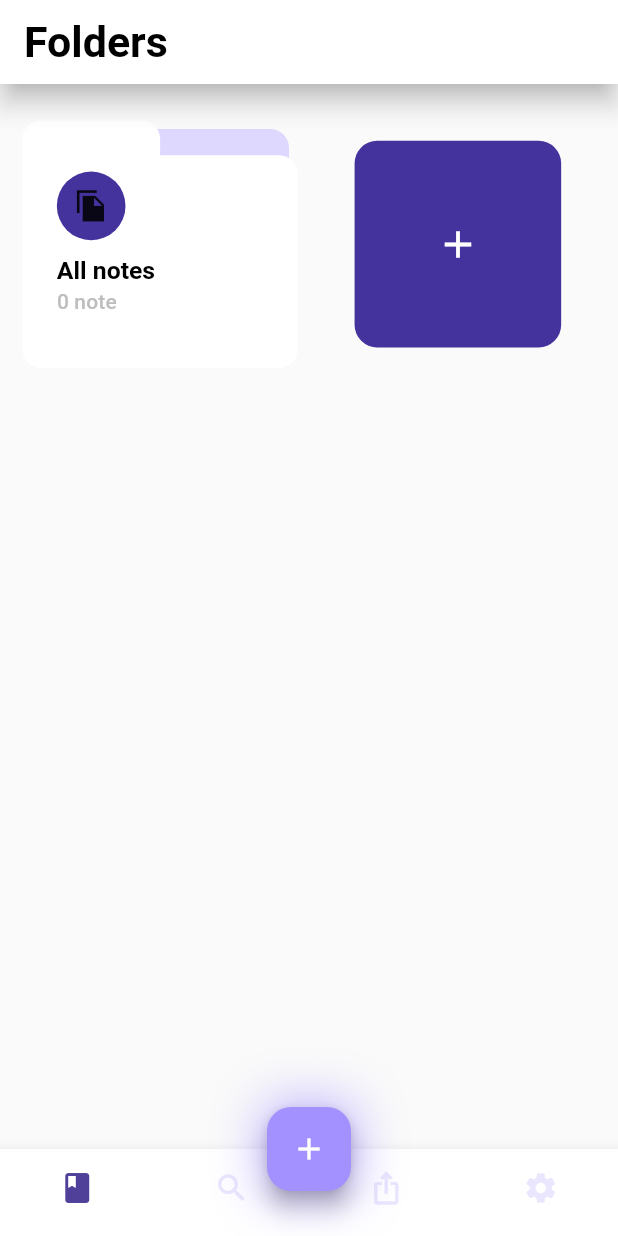
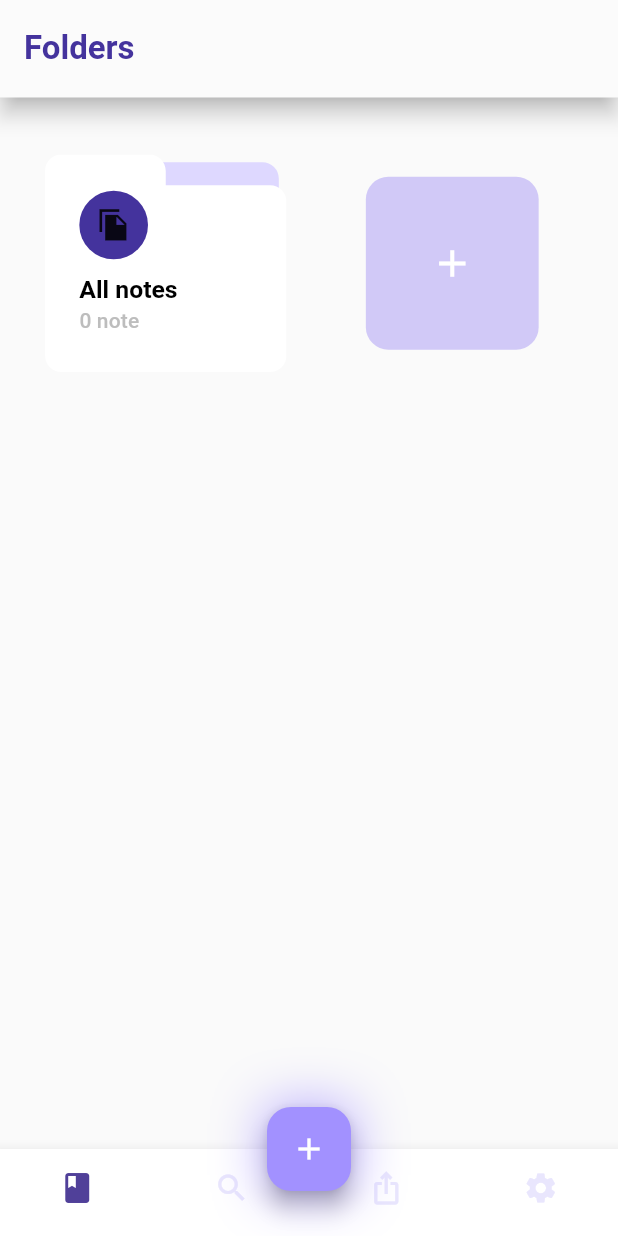
Before and after one commit to Mman7/Notely, a Flutter app: the screen it shows after launch, on a phone screen of 412 x 824 dp. Run offline on Flutter 3.47's test engine with Material 3 defaults, Android fonts, the phone set to English and light mode, and no system bars; drawn by our look-alikes of toastification; our stand-ins replace flutter_screenutil, flutter_svg, gap, hexcolor, objectbox; missing offline and left inert: connectme, flutter_quill, network_info_plus, window_manager; generated files the repository leaves out were written again.

Commit message:
adjusted ui size and style

```diff
--- a/lib/src/section/folder_list_view.dart
+++ b/lib/src/section/folder_list_view.dart
@@ -18,40 +18,39 @@ class FolderListView extends StatelessWidget {
 
     int checkScreen() {
       DeviceType deviceType = context.read<AppProvider>().getDeviceType();
-      if (ScreenUtil().screenWidth > 1500) return 7;
+      if (ScreenUtil().screenWidth > 1400) return 7;
       if (deviceType == DeviceType.mobile) return 2;
-      if (deviceType == DeviceType.tablet) return 3;
+      if (deviceType == DeviceType.tablet) return 4;
       if (deviceType == DeviceType.windows) return 5;
       return 2;
     }
 
-    return Scaffold(
+    return ClipRRect(
+      child: Scaffold(
         appBar: AppBar(
+          toolbarHeight: 65,
           title: Text(
             'Folders',
             style: TextStyle(
-              color: Colors.black,
-              fontSize: 25.sp,
+                color: Theme.of(context).colorScheme.secondary,
                 fontWeight: FontWeight.bold),
           ),
-        elevation: 7, // Adds shadow
+          elevation: 6, // Adds shadow
+          backgroundColor: Theme.of(context).colorScheme.surface,
           surfaceTintColor: Colors.white,
-        backgroundColor: Colors.white,
           shadowColor: Colors.black, // Optional: customize shadow color
         ),
         body: Container(
-        padding: const EdgeInsets.all(15),
-        decoration: BoxDecoration(
           color: Theme.of(context).colorScheme.surface,
-        ),
+          padding: const EdgeInsets.all(30),
           child: SizedBox(
-          height: ScreenUtil().screenHeight * 0.85,
+            // height: ScreenUtil().screenHeight * 0.85,
             child: GridView.builder(
                 shrinkWrap: true,
                 gridDelegate: SliverGridDelegateWithFixedCrossAxisCount(
                   crossAxisCount: checkScreen(),
-                mainAxisSpacing: 5,
-                crossAxisSpacing: 15,
+                  mainAxisSpacing: 15,
+                  crossAxisSpacing: 30,
                 ),
                 itemCount: allFolders.length + 2, // 1 for header 1 for footer
                 itemBuilder: (context, index) {
@@ -71,6 +70,7 @@ class FolderListView extends StatelessWidget {
                 }),
           ),
         ),
+      ),
     );
   }
 
@@ -78,7 +78,7 @@ class FolderListView extends StatelessWidget {
     return Container(
       margin: EdgeInsets.all(20.sp),
       decoration: BoxDecoration(
-        color: Theme.of(context).colorScheme.secondary,
+        color: Theme.of(context).colorScheme.primary.withAlpha(100),
         borderRadius: BorderRadius.circular(15),
       ),
       child: InkWell(
```
Lines whose indentation alone changed are shown as unchanged.
